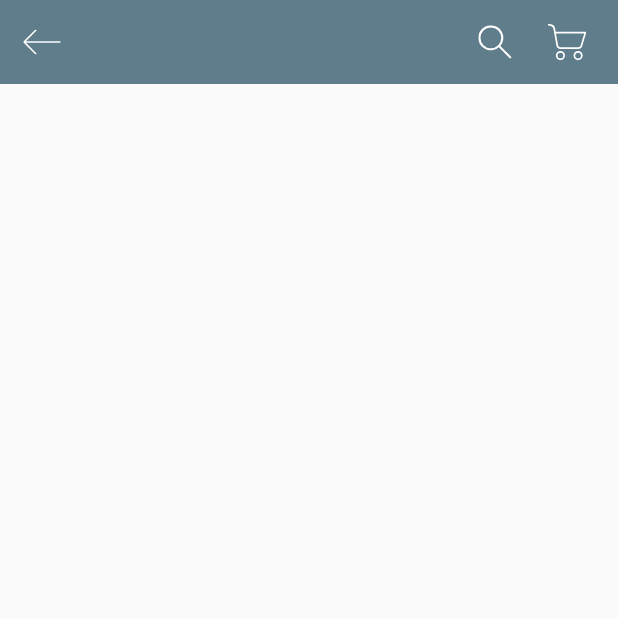
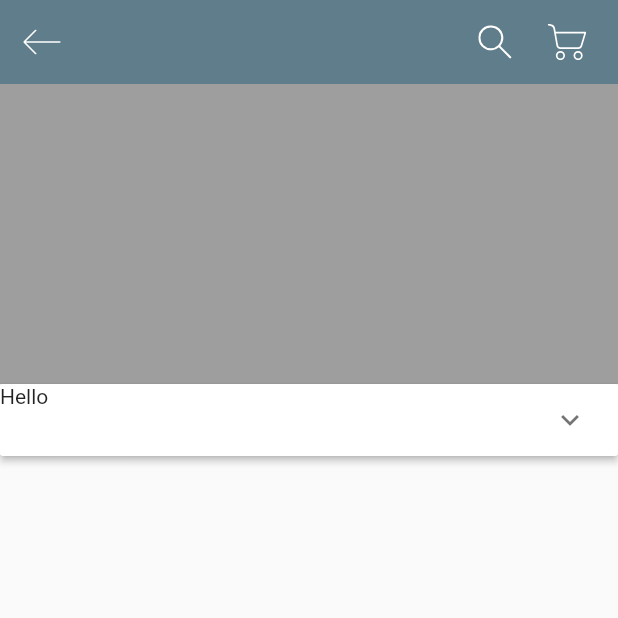
Before and after one commit to phatnguyen1006/Joolux_App__v1, a Flutter app: the DetailsScreen screen opened directly, on a phone screen of 412 x 824 dp, the top half of it. Run offline on Flutter 3.47's test engine with Material 2 defaults, Android fonts, the phone set to English and light mode, and no system bars; our stand-ins replace flutter_svg.

Commit message:
Khue - reset setup

```diff
--- a/lib/widgets/product_details_page/details_page.dart
+++ b/lib/widgets/product_details_page/details_page.dart
@@ -6,9 +6,32 @@ class DetailsScreen extends StatelessWidget {
 
   @override
   Widget build(BuildContext context) {
+    Size size = MediaQuery.of(context).size;
     return Scaffold(
       appBar: appPopBar(context),
-      body: Container(),
+      body: ListView(
+        scrollDirection: Axis.vertical,
+        shrinkWrap: true,
+        children: [
+          Container(
+            width: size.width,
+            height: 200,
+            decoration: BoxDecoration(
+              color: Colors.grey,
+            ),
+          ),
+          ExpansionPanelList(
+            children: [
+              ExpansionPanel(
+                  headerBuilder: (context, isOpen) {
+                    return Text("Hello");
+                  },
+                  body: Text("Now Open!"),
+              ),
+            ],
+          )
+        ],
+      ),
     );
   }
 }
```
